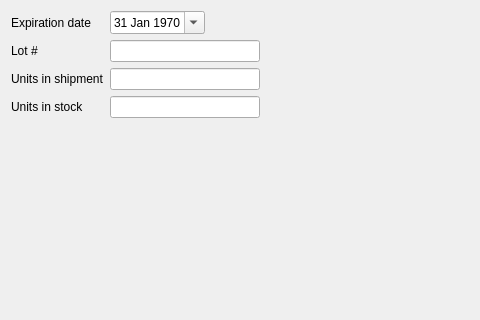
Above: mtrack/asw_page00.ui from kyledevans/Medicine-Track before the change; both pictures show x 0 to 480 and y 0 to 320 of the 675 by 489 pixel window. Below: the same form after it.
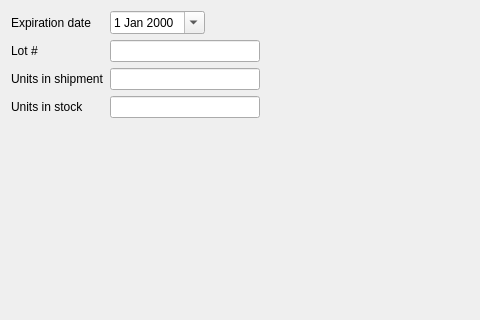
That is the form after the change.

Commit message: New shipment wizard works. 	modified:   mtrack/alertinterface.cpp 	modified:   mtrack/altershipmentwizard.cpp 	modified:   mtrack/altershipmentwizard.h 	modified:   mtrack/asw_page00.cpp 	modified:   mtrack/asw_page00.ui 	modified:   mtrack/medicationsframe.cpp 	modified:   mtrack/medicationsframe.h 	modified:   mtrack/npw_page00.cpp 	modified:   mtrack/npw_page00.ui

What changed in the file:
```diff
--- a/mtrack/asw_page00.ui
+++ b/mtrack/asw_page00.ui
@@ -25,16 +25,6 @@
     <layout class="QHBoxLayout" name="horizontalLayout">
      <item>
       <widget class="QDateEdit" name="expireField">
-       <property name="dateTime">
-        <datetime>
-         <hour>0</hour>
-         <minute>0</minute>
-         <second>0</second>
-         <year>1970</year>
-         <month>1</month>
-         <day>31</day>
-        </datetime>
-       </property>
        <property name="calendarPopup">
         <bool>true</bool>
        </property>
```
The commit also changes 8 other files.
